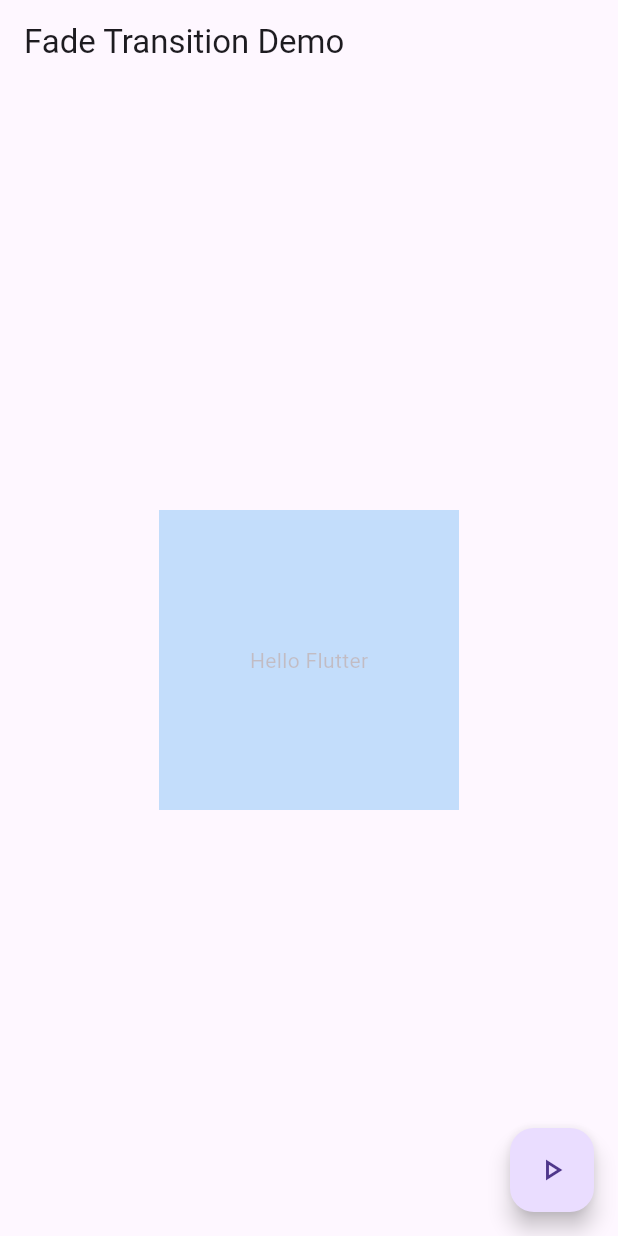
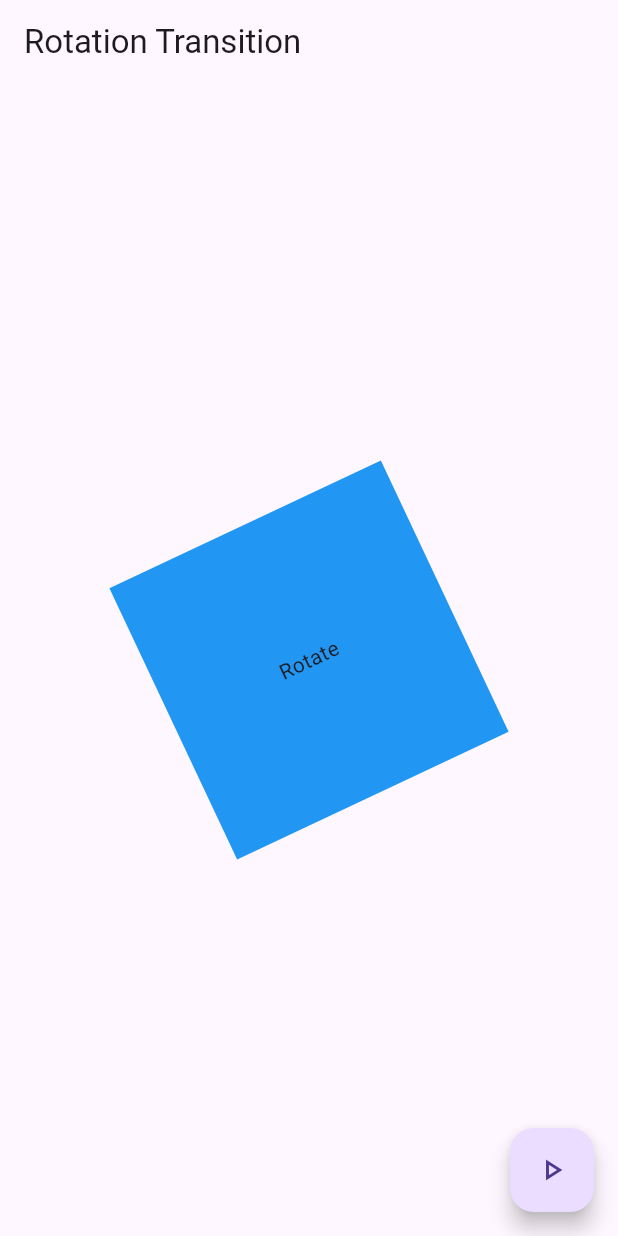
Before and after one commit to remyamp1/Animations, a Flutter app: the screen it shows after launch, after a tap on the "play arrow" icon, on a phone screen of 412 x 824 dp. Run offline on Flutter 3.47's test engine with Material 3 defaults, Android fonts, the phone set to English and light mode, and no system bars.

Commit message:
"28-9-24"

```diff
--- /dev/null
+++ b/lib/Rotat.dart
@@ -0,0 +1,59 @@
+import 'package:flutter/material.dart';
+class RotatTransitionDemo extends StatefulWidget{
+  const RotatTransitionDemo ({super.key});
+  @override
+  State <RotatTransitionDemo> createState()=> _RotatTransitionDemoState();
+
+}
+class _RotatTransitionDemoState extends State<RotatTransitionDemo>
+with SingleTickerProviderStateMixin{
+   AnimationController? _controller;
+ Animation<double> ? _animation;
+  @override
+  void initState(){
+    super.initState();
+    _controller= AnimationController(duration: Duration(seconds: 2),vsync: this)..repeat();
+    _animation = Tween<double>(
+      begin: 0,
+      end: 1,
+    ).animate( _controller!);
+
+  }
+  @override
+ void dispose()
+ {
+  _controller!.dispose();
+  super.dispose();
+ }
+ @override
+ Widget build (BuildContext context){
+  return Scaffold(
+  appBar: AppBar(
+    title: Text("Rotation Transition"),
+  ),
+    body: Center(
+      child:
+      RotationTransition(
+        turns:_animation!,
+      child: Container(
+        width: 200,
+        height: 200,
+        color: Colors.blue,
+        child: Center(
+          child: Text("Rotate"),
+        ),
+      ),),
+    ),
+    floatingActionButton: FloatingActionButton(
+      child: Icon(Icons.play_arrow_outlined),onPressed: (){
+      if(_controller!.isAnimating){
+        _controller!.stop();
+      }else{
+        _controller!.repeat();
+      }
+    },
+    ),
+
+  );
+ }
+}
--- a/lib/main.dart
+++ b/lib/main.dart
@@ -1,5 +1,8 @@
 import 'package:animations/AnimatedContainer.dart';
 import 'package:animations/FadeTransition.dart';
+import 'package:animations/Rotat.dart';
+import 'package:animations/ScaleTransition.dart';
+import 'package:animations/SlideTransition.dart';
 import 'package:flutter/material.dart';
 
 void main() {
@@ -14,7 +17,7 @@ class MyApp extends StatelessWidget {
   Widget build(BuildContext context) {
     return MaterialApp(
       debugShowCheckedModeBanner: false,
-      home: FadeTransitionDemo(),
+      home:RotatTransitionDemo(),
     );
   }
 }
```
Also changed, not shown: lib/ScaleTransition.dart (added, +51 -0 lines), lib/SlideTransition.dart (added, +49 -0 lines).
